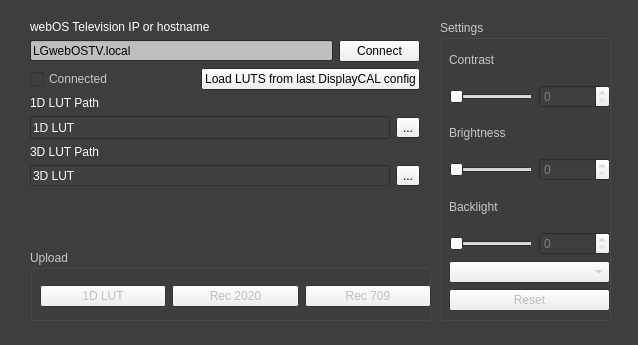
Old version of the form agfweboscalhelper/form.ui in the repository lucasnegrao/agf.webOSCalibrationHelper.
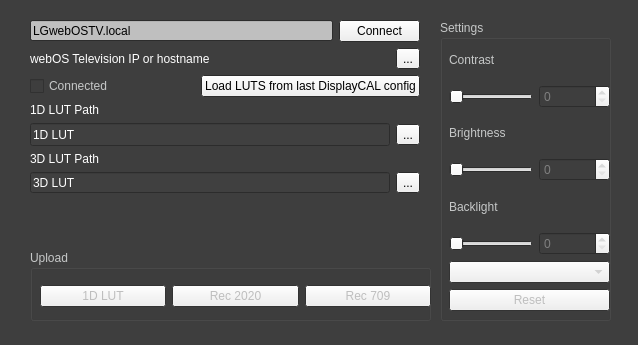
New version of the form.

Commit message: power off added

Diff of the .ui file:
```diff
--- a/agfweboscalhelper/form.ui
+++ b/agfweboscalhelper/form.ui
@@ -201,7 +201,7 @@
    <property name="bottomMargin">
     <number>20</number>
    </property>
-   <item row="0" column="1">
+   <item row="2" column="1">
     <widget class="QFrame" name="frame">
      <property name="sizePolicy">
       <sizepolicy hsizetype="Fixed" vsizetype="Fixed">
@@ -309,7 +309,7 @@
          <x>10</x>
          <y>0</y>
          <width>402</width>
-         <height>220</height>
+         <height>221</height>
         </rect>
        </property>
        <layout class="QVBoxLayout" name="verticalLayout">
@@ -319,13 +319,6 @@
         <property name="sizeConstraint">
          <enum>QLayout::SetFixedSize</enum>
         </property>
-        <item>
-         <widget class="QLabel" name="label_4">
-          <property name="text">
-           <string>webOS Television IP or hostname</string>
-          </property>
-         </widget>
-        </item>
         <item>
          <layout class="QHBoxLayout" name="horizontalLayout_9">
           <item>
@@ -402,6 +395,24 @@
           </item>
          </layout>
         </item>
+        <item>
+         <layout class="QHBoxLayout" name="horizontalLayout_7">
+          <item>
+           <widget class="QLabel" name="label_4">
+            <property name="text">
+             <string>webOS Television IP or hostname</string>
+            </property>
+           </widget>
+          </item>
+          <item>
+           <widget class="QToolButton" name="powerButton">
+            <property name="text">
+             <string>...</string>
+            </property>
+           </widget>
+          </item>
+         </layout>
+        </item>
         <item>
          <layout class="QHBoxLayout" name="horizontalLayout">
           <item alignment="Qt::AlignLeft">
@@ -484,6 +495,15 @@
                    </color>
                   </brush>
                  </colorrole>
+                 <colorrole role="PlaceholderText">
+                  <brush brushstyle="NoBrush">
+                   <color alpha="128">
+                    <red>255</red>
+                    <green>255</green>
+                    <blue>255</blue>
+                   </color>
+                  </brush>
+                 </colorrole>
                 </active>
                 <inactive>
                  <colorrole role="Text">
@@ -504,6 +524,15 @@
                    </color>
                   </brush>
                  </colorrole>
+                 <colorrole role="PlaceholderText">
+                  <brush brushstyle="NoBrush">
+                   <color alpha="128">
+                    <red>255</red>
+                    <green>255</green>
+                    <blue>255</blue>
+                   </color>
+                  </brush>
+                 </colorrole>
                 </inactive>
                 <disabled>
                  <colorrole role="Text">
@@ -524,6 +553,15 @@
                    </color>
                   </brush>
                  </colorrole>
+                 <colorrole role="PlaceholderText">
+                  <brush brushstyle="NoBrush">
+                   <color alpha="128">
+                    <red>255</red>
+                    <green>255</green>
+                    <blue>255</blue>
+                   </color>
+                  </brush>
+                 </colorrole>
                 </disabled>
                </palette>
               </property>
@@ -585,6 +623,15 @@
                    </color>
                   </brush>
                  </colorrole>
+                 <colorrole role="PlaceholderText">
+                  <brush brushstyle="NoBrush">
+                   <color alpha="128">
+                    <red>255</red>
+                    <green>255</green>
+                    <blue>255</blue>
+                   </color>
+                  </brush>
+                 </colorrole>
                 </active>
                 <inactive>
                  <colorrole role="Text">
@@ -605,6 +652,15 @@
                    </color>
                   </brush>
                  </colorrole>
+                 <colorrole role="PlaceholderText">
+                  <brush brushstyle="NoBrush">
+                   <color alpha="128">
+                    <red>255</red>
+                    <green>255</green>
+                    <blue>255</blue>
+                   </color>
+                  </brush>
+                 </colorrole>
                 </inactive>
                 <disabled>
                  <colorrole role="Text">
@@ -625,6 +681,15 @@
                    </color>
                   </brush>
                  </colorrole>
+                 <colorrole role="PlaceholderText">
+                  <brush brushstyle="NoBrush">
+                   <color alpha="128">
+                    <red>255</red>
+                    <green>255</green>
+                    <blue>255</blue>
+                   </color>
+                  </brush>
+                 </colorrole>
                 </disabled>
                </palette>
               </property>
```
The commit also changes 1 other file.
